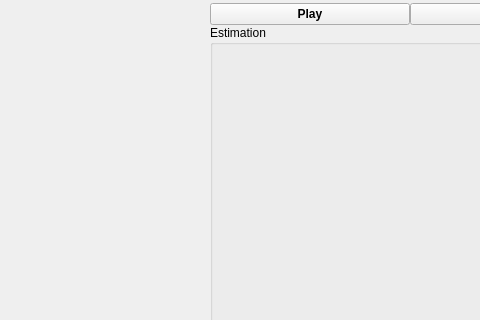
Old version of the form mainwindow.ui in the repository anatoltrush/OscillO; both pictures show x 587 to 1067 and y 0 to 320 of the 1400 by 768 pixel window.
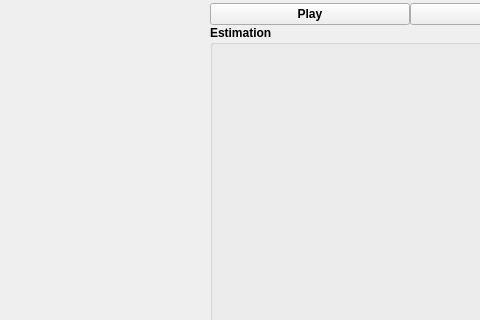
New version of the form.

The edit to the form file:
```diff
--- a/mainwindow.ui
+++ b/mainwindow.ui
@@ -122,6 +122,12 @@
             <height>4000</height>
            </size>
           </property>
+          <property name="font">
+           <font>
+            <weight>75</weight>
+            <bold>true</bold>
+           </font>
+          </property>
           <property name="title">
            <string>Estimation</string>
           </property>
```
